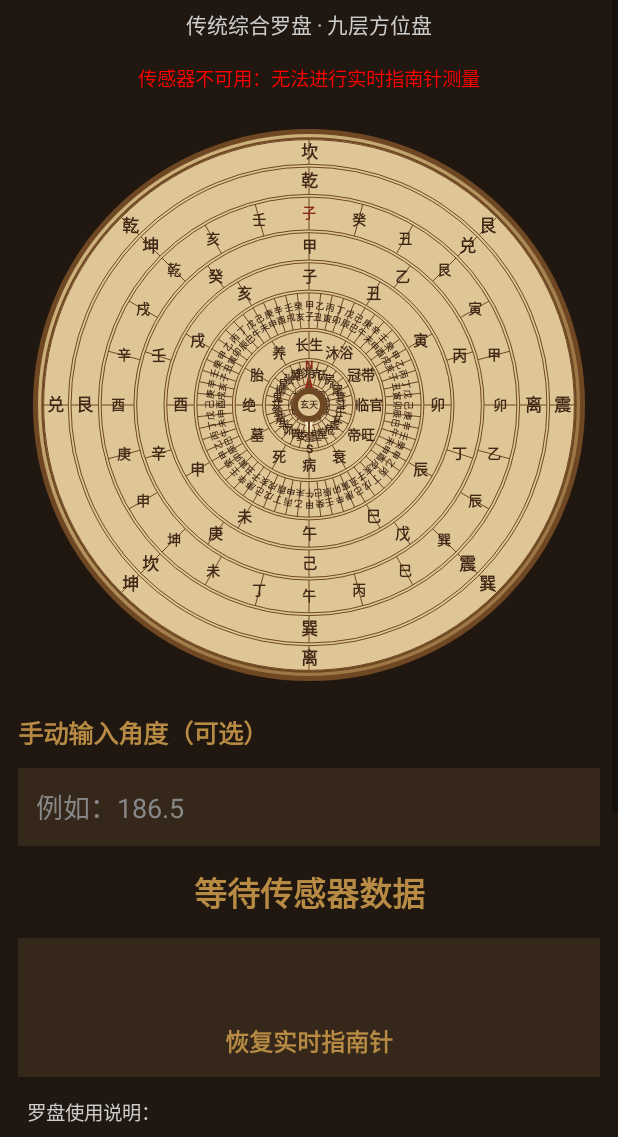
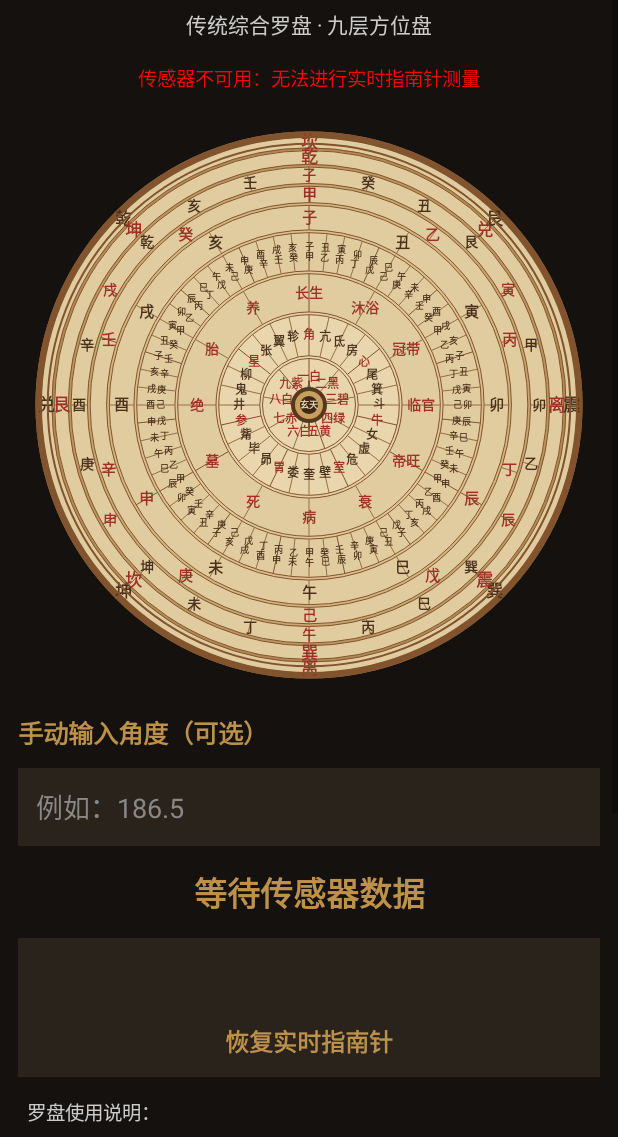
Before and after one commit to HanGDK1688/XuanTian-Compass, an Android app: the ResidenceDirectionActivity screen opened directly, with no data from a screen before it, on a phone screen of 412 x 824 dp, the part 99-1236 px from its top. Run offline under Robolectric (Android 15) with nearby library versions, the phone set to English and light mode, and no system bars.

Commit message:
Refactor compass drawing logic and color scheme
Updated color values and improved drawing methods for the compass dial. Enhanced text display and adjusted layout for better visual clarity.

```diff
--- a/app/src/main/java/com/xuantian/compass/ResidenceDirectionActivity.java
+++ b/app/src/main/java/com/xuantian/compass/ResidenceDirectionActivity.java
@@ -6,9 +6,10 @@ import android.graphics.Canvas;
 import android.graphics.Color;
 import android.graphics.Paint;
 import android.graphics.Path;
-import android.graphics.Typeface;
+import android.graphics.RectF;
 import android.graphics.RadialGradient;
 import android.graphics.Shader;
+import android.graphics.Typeface;
 import android.view.Gravity;
 import android.view.View;
 import android.widget.EditText;
@@ -49,9 +50,9 @@ public class ResidenceDirectionActivity extends Activity
     private double currentAngle = 0;
     private boolean manualMode = false;
 
-    private final int gold = Color.rgb(184, 139, 68);
-    private final int background = Color.rgb(31, 23, 16);
-    private final int panel = Color.rgb(53, 40, 27);
+    private final int gold = Color.rgb(190, 145, 75);
+    private final int background = Color.rgb(20, 17, 14);
+    private final int panel = Color.rgb(42, 35, 28);
     private final int white = Color.WHITE;
     private final int gray = Color.LTGRAY;
 
@@ -125,7 +126,8 @@ public class ResidenceDirectionActivity extends Activity
         if (event.sensor.getType() == Sensor.TYPE_ACCELEROMETER) {
             lowPassFilter(event.values, gravityValues, !hasGravity);
             hasGravity = true;
-        } else if (event.sensor.getType() == Sensor.TYPE_MAGNETIC_FIELD) {
+        } else if (event.sensor.getType()
+                == Sensor.TYPE_MAGNETIC_FIELD) {
             lowPassFilter(event.values, magneticValues, !hasMagnetic);
             hasMagnetic = true;
         }
@@ -290,14 +292,16 @@ public class ResidenceDirectionActivity extends Activity
 
         TextView note = new TextView(this);
         note.setText(
-                "罗盘使用说明：\n\n" +
-                "1. 手机顶部所指方向为当前测量方向。\n" +
-                "2. 0°代表磁北，角度顺时针增加。\n" +
-                "3. 红色磁针端代表磁北，白色端代表磁南。\n" +
-                "4. 二十四山每山15°，用于基础方位识别。\n" +
-                "5. 六十甲子圈为分区展示，不代表完整择日盘式。\n" +
-                "6. 十二长生、二十八宿及九星目前为基础展示，尚未完成流派精确排布。\n" +
-                "7. 本页尚未校正磁偏角，不能直接代替专业住宅坐向测量。");
+                "罗盘使用说明：\n\n"
+                + "1. 手机顶部所指方向为当前测量方向。\n"
+                + "2. 0°代表磁北，角度顺时针增加。\n"
+                + "3. 红色磁针端代表磁北，白色端代表磁南。\n"
+                + "4. 二十四山每山15°，用于基础方位识别。\n"
+                + "5. 六十甲子每格6°，本页作传统分区示意。\n"
+                + "6. 十二长生、二十八宿及九星目前为分区示意，"
+                + "尚未实现各流派的精确排布。\n"
+                + "7. 本页尚未校正磁偏角，不能直接代替专业住宅坐向测量。"
+        );
         note.setTextColor(gray);
         note.setTextSize(13);
         note.setLineSpacing(dp(5), 1f);
@@ -380,10 +384,10 @@ public class ResidenceDirectionActivity extends Activity
         directionText.setText(
                 String.format(
                         Locale.CHINA,
-                        "当前方位角：%.2f°\n" +
-                        "当前二十四山：%s山\n\n" +
-                        "相反方向角度：%.2f°\n" +
-                        "相反方向二十四山：%s山",
+                        "当前方位角：%.2f°\n"
+                        + "当前二十四山：%s山\n\n"
+                        + "相反方向角度：%.2f°\n"
+                        + "相反方向二十四山：%s山",
                         normalizedAngle,
                         mountain,
                         oppositeAngle,
@@ -435,17 +439,22 @@ public class ResidenceDirectionActivity extends Activity
                         .getDisplayMetrics().density + 0.5f);
     }
 
+    /**
+     * 仿古九层综合罗盘绘制区域
+     */
     private class CompassDialView extends View {
 
         private final Paint paint =
                 new Paint(Paint.ANTI_ALIAS_FLAG);
 
-        private final int paper = Color.rgb(202, 174, 119);
-        private final int paperLight = Color.rgb(222, 198, 151);
-        private final int paperDark = Color.rgb(157, 119, 69);
-        private final int ink = Color.rgb(65, 40, 23);
-        private final int bronze = Color.rgb(111, 72, 35);
-        private final int redInk = Color.rgb(137, 38, 26);
+        private final int paperCenter = Color.rgb(240, 224, 189);
+        private final int paperMiddle = Color.rgb(217, 189, 134);
+        private final int paperEdge = Color.rgb(167, 122, 69);
+
+        private final int ink = Color.rgb(73, 48, 28);
+        private final int darkInk = Color.rgb(51, 37, 26);
+        private final int redInk = Color.rgb(158, 48, 38);
+        private final int bronze = Color.rgb(129, 84, 46);
 
         private final String[] baguaLater = {
                 "坎", "艮", "震", "巽",
@@ -542,71 +551,85 @@ public class ResidenceDirectionActivity extends Activity
             float cy = getHeight() / 2f;
             float radius = Math.min(width, getHeight()) * 0.47f;
 
-            // 仿古宣纸渐变底色
+            drawPaperBackground(canvas, cx, cy, radius);
+
+            canvas.save();
+            canvas.rotate((float) -selectedAngle, cx, cy);
+
+            // 外侧四圈：越靠外越窄
+            drawRing(canvas, cx, cy, radius,
+                    0.94f, 0.98f, baguaLater, 8, ink, 11);
+
+            drawRing(canvas, cx, cy, radius,
+                    0.88f, 0.93f, baguaEarlier, 8, redInk, 11);
+
+            drawRing(canvas, cx, cy, radius,
+                    0.81f, 0.87f, mountains, 24, ink, 9);
+
+            drawRing(canvas, cx, cy, radius,
+                    0.74f, 0.80f, stems, 10, redInk, 10);
+
+            // 中心五圈：越靠中心越宽
+            drawRing(canvas, cx, cy, radius,
+                    0.64f, 0.73f, branches, 12, ink, 10);
+
+            drawRing(canvas, cx, cy, radius,
+                    0.49f, 0.63f, sixtyJiaZi, 60, darkInk, 6);
+
+            drawRing(canvas, cx, cy, radius,
+                    0.34f, 0.48f, twelveStages, 12, redInk, 9);
+
+            drawRing(canvas, cx, cy, radius,
+                    0.18f, 0.33f, twentyEightMansions,
+                    28, ink, 8);
+
+            drawRing(canvas, cx, cy, radius,
+                    0.035f, 0.17f, nineStars, 9, redInk, 8);
+
+            canvas.restore();
+
+            drawNorthSouthNeedle(canvas, cx, cy, radius);
+            drawCenterAxis(canvas, cx, cy);
+
+            paint.setStyle(Paint.Style.STROKE);
+            paint.setStrokeWidth(dp(1));
+            paint.setColor(bronze);
+            canvas.drawCircle(cx, cy, radius * 0.98f, paint);
+            canvas.drawCircle(cx, cy, radius * 0.955f, paint);
             paint.setStyle(Paint.Style.FILL);
+        }
+
+        private void drawPaperBackground(
+                Canvas canvas,
+                float cx,
+                float cy,
+                float radius) {
+
+            paint.setStyle(Paint.Style.FILL);
+
             paint.setShader(new RadialGradient(
-                    cx - radius * 0.18f,
-                    cy - radius * 0.20f,
-                    radius * 1.15f,
+                    cx, cy, radius,
                     new int[]{
-                            paperLight,
-                            paper,
-                            paperDark
+                            paperCenter,
+                            paperMiddle,
+                            paperEdge
                     },
-                    new float[]{0f, 0.72f, 1f},
+                    new float[]{0f, 0.70f, 1f},
                     Shader.TileMode.CLAMP));
 
             canvas.drawCircle(cx, cy, radius, paint);
             paint.setShader(null);
 
-            // 外缘双层旧铜边框
             paint.setStyle(Paint.Style.STROKE);
+            paint.setStrokeWidth(dp(4));
             paint.setColor(bronze);
-            paint.setStrokeWidth(dp(3));
-            canvas.drawCircle(cx, cy, radius, paint);
+            canvas.drawCircle(cx, cy, radius - dp(2), paint);
 
             paint.setStrokeWidth(dp(1));
-            canvas.drawCircle(cx, cy, radius * 0.975f, paint);
+            paint.setColor(Color.rgb(91, 58, 32));
+            canvas.drawCircle(cx, cy, radius - dp(5), paint);
 
-            canvas.save();
-            canvas.rotate((float) -selectedAngle, cx, cy);
-
-            drawRing(canvas, cx, cy, radius,
-                    0.88f, 0.97f, baguaLater, 8, 11);
-
-            drawRing(canvas, cx, cy, radius,
-                    0.77f, 0.87f, baguaEarlier, 8, 11);
-
-            drawRing(canvas, cx, cy, radius,
-                    0.64f, 0.76f, mountains, 24, 9);
-
-            drawRing(canvas, cx, cy, radius,
-                    0.53f, 0.63f, stems, 10, 10);
-
-            drawRing(canvas, cx, cy, radius,
-                    0.42f, 0.52f, branches, 12, 10);
-
-            // 加宽六十甲子圈
-            drawSixtyJiaZiRing(canvas, cx, cy, radius,
-                    0.28f, 0.41f);
-
-            // 加宽十二长生圈
-            drawRing(canvas, cx, cy, radius,
-                    0.17f, 0.27f, twelveStages, 12, 9);
-
-            // 加宽二十八宿圈
-            drawRing(canvas, cx, cy, radius,
-                    0.075f, 0.16f, twentyEightMansions, 28, 7);
-
-            // 九星圈
-            drawRing(canvas, cx, cy, radius,
-                    0.025f, 0.065f, nineStars, 9, 6);
-
-            canvas.restore();
-
-            // 缩短磁针，减少对中心圈层的遮挡
-            drawNorthSouthNeedle(canvas, cx, cy, radius);
-            drawCenterAxis(canvas, cx, cy);
+            paint.setStyle(Paint.Style.FILL);
         }
 
         private void drawRing(
@@ -618,23 +641,31 @@ public class ResidenceDirectionActivity extends Activity
                 float outerRatio,
                 String[] labels,
                 int divisions,
+                int textColor,
                 float textSizeDp) {
 
             float inner = radius * innerRatio;
             float outer = radius * outerRatio;
             float middle = (inner + outer) / 2f;
+            float bandWidth = outer - inner;
 
-            paint.setStyle(Paint.Style.FILL);
-            paint.setColor(paperLight);
-            canvas.drawCircle(cx, cy, outer, paint);
+            // 用环形描边填充圈层，不覆盖其他圈层
+            paint.setStyle(Paint.Style.STROKE);
+            paint.setStrokeWidth(bandWidth);
+            paint.setColor(
+                    innerRatio < 0.20f
+                            ? Color.rgb(233, 214, 174)
+                            : Color.rgb(225, 204, 160));
 
-            paint.setStyle(Paint.Style.STROKE);
-            paint.setStrokeWidth(dp(0.9f));
+            canvas.drawCircle(cx, cy, middle, paint);
+
+            // 圈层边界
+            paint.setStrokeWidth(dp(0.8f));
             paint.setColor(bronze);
-
             canvas.drawCircle(cx, cy, inner, paint);
             canvas.drawCircle(cx, cy, outer, paint);
 
+            // 分隔线
             for (int i = 0; i < divisions; i++) {
                 double angle = Math.toRadians(
                         i * 360.0 / divisions - 90);
@@ -648,13 +679,23 @@ public class ResidenceDirectionActivity extends Activity
                 float y2 = cy
                         + (float) Math.sin(angle) * outer;
 
+                paint.setStrokeWidth(
+                        divisions >= 60 ? dp(0.35f) : dp(0.65f));
+
+                paint.setColor(
+                        i % 4 == 0 ? bronze
+                                : Color.rgb(151, 111, 65));
+
                 canvas.drawLine(x1, y1, x2, y2, paint);
             }
 
+            // 文字
             paint.setStyle(Paint.Style.FILL);
-            paint.setTypeface(Typeface.DEFAULT_BOLD);
+            paint.setTypeface(Typeface.create(
+                    "serif", Typeface.BOLD));
             paint.setTextAlign(Paint.Align.CENTER);
             paint.setTextSize(dp(textSizeDp));
+            paint.setColor(textColor);
 
             for (int i = 0; i < labels.length; i++) {
                 double angle = Math.toRadians(
@@ -665,85 +706,55 @@ public class ResidenceDirectionActivity extends Activity
                 float ty = cy
                         + (float) Math.sin(angle) * middle;
 
+                if (divisions == 60) {
+                    // 六十甲子两个字沿径向分开，减少拥挤
+                    drawRadialPair(
+                            canvas, labels[i], tx, ty,
+                            angle, dp(6));
+                } else {
                     paint.setColor(
-                        (i == 0 && labels.length == 24)
-                                ? redInk : ink);
+                            (i % 4 == 0) ? redInk : textColor);
 
                     canvas.drawText(
                             labels[i],
                             tx,
-                        ty + dp(textSizeDp) * 0.35f,
+                            ty + paint.getTextSize() * 0.35f,
                             paint);
                 }
             }
-
-        private void drawSixtyJiaZiRing(
-                Canvas canvas,
-                float cx,
-                float cy,
-                float radius,
-                float innerRatio,
-                float outerRatio) {
-
-            float inner = radius * innerRatio;
-            float outer = radius * outerRatio;
-            float middle = (inner + outer) / 2f;
-
-            paint.setStyle(Paint.Style.FILL);
-            paint.setColor(paperLight);
-            canvas.drawCircle(cx, cy, outer, paint);
-
-            paint.setStyle(Paint.Style.STROKE);
-            paint.setStrokeWidth(dp(0.7f));
-            paint.setColor(bronze);
-
-            canvas.drawCircle(cx, cy, inner, paint);
-            canvas.drawCircle(cx, cy, outer, paint);
-
-            for (int i = 0; i < 60; i++) {
-                double angle = Math.toRadians(i * 6.0 - 90);
-
-                float x1 = cx
-                        + (float) Math.cos(angle) * inner;
-                float y1 = cy
-                        + (float) Math.sin(angle) * inner;
-                float x2 = cx
-                        + (float) Math.cos(angle) * outer;
-                float y2 = cy
-                        + (float) Math.sin(angle) * outer;
-
-                canvas.drawLine(x1, y1, x2, y2, paint);
         }
 
-            paint.setStyle(Paint.Style.FILL);
-            paint.setTypeface(Typeface.DEFAULT_BOLD);
+        private void drawRadialPair(
+                Canvas canvas,
+                String label,
+                float tx,
+                float ty,
+                double angle,
+                float size) {
+
+            paint.setTextSize(size);
+            paint.setColor(ink);
             paint.setTextAlign(Paint.Align.CENTER);
-            paint.setTextSize(dp(6));
-            paint.setColor(ink);
 
-            for (int i = 0; i < sixtyJiaZi.length; i++) {
-                double angle = Math.toRadians(i * 6.0 - 90);
+            String first = label.substring(0, 1);
+            String second = label.substring(1);
 
-                float tx = cx
-                        + (float) Math.cos(angle) * middle;
-                float ty = cy
-                        + (float) Math.sin(angle) * middle;
+            float offset = dp(3.2f);
 
-                String first = sixtyJiaZi[i].substring(0, 1);
-                String second = sixtyJiaZi[i].substring(1, 2);
-
-                canvas.save();
-                canvas.rotate(
-                        (float) Math.toDegrees(angle) + 90,
-                        tx, ty);
+            float dx = (float) Math.cos(angle) * offset;
+            float dy = (float) Math.sin(angle) * offset;
 
             canvas.drawText(
-                        first, tx, ty - dp(1), paint);
+                    first,
+                    tx - dx,
+                    ty - dy + size * 0.35f,
+                    paint);
+
             canvas.drawText(
-                        second, tx, ty + dp(6), paint);
-
-                canvas.restore();
-            }
+                    second,
+                    tx + dx,
+                    ty + dy + size * 0.35f,
+                    paint);
         }
 
         private void drawNorthSouthNeedle(
@@ -752,8 +763,8 @@ public class ResidenceDirectionActivity extends Activity
                 float cy,
                 float radius) {
 
-            float length = radius * 0.12f;
-            float halfWidth = dp(5);
+            float length = radius * 0.09f;
+            float halfWidth = dp(4);
 
             Path north = new Path();
             north.moveTo(cx, cy - length);
@@ -762,7 +773,7 @@ public class ResidenceDirectionActivity extends Activity
             north.close();
 
             paint.setStyle(Paint.Style.FILL);
-            paint.setColor(Color.rgb(155, 37, 26));
+            paint.setColor(redInk);
             canvas.drawPath(north, paint);
 
             Path south = new Path();
@@ -771,7 +782,7 @@ public class ResidenceDirectionActivity extends Activity
             south.lineTo(cx + halfWidth, cy);
             south.close();
 
-            paint.setColor(Color.rgb(246, 233, 205));
+            paint.setColor(Color.rgb(239, 230, 207));
             canvas.drawPath(south, paint);
 
             paint.setStyle(Paint.Style.STROKE);
@@ -779,21 +790,13 @@ public class ResidenceDirectionActivity extends Activity
             paint.setColor(bronze);
 
             canvas.drawLine(
-                    cx, cy - length,
-                    cx, cy + length, paint);
+                    cx,
+                    cy - length,
+                    cx,
+                    cy + length,
+                    paint);
 
             paint.setStyle(Paint.Style.FILL);
-            paint.setTextAlign(Paint.Align.CENTER);
-            paint.setTypeface(Typeface.DEFAULT_BOLD);
-            paint.setTextSize(dp(8));
-
-            paint.setColor(redInk);
-            canvas.drawText(
-                    "N", cx, cy - length - dp(2), paint);
-
-            paint.setColor(ink);
-            canvas.drawText(
-                    "S", cx, cy + length + dp(10), paint);
         }
 
         private void drawCenterAxis(
@@ -802,19 +805,16 @@ public class ResidenceDirectionActivity extends Activity
                 float cy) {
 
             paint.setStyle(Paint.Style.FILL);
-            paint.setColor(Color.rgb(111, 73, 37));
-            canvas.drawCircle(cx, cy, dp(11), paint);
+            paint.setColor(Color.rgb(87, 56, 31));
+            canvas.drawCircle(cx, cy, dp(12), paint);
 
-            paint.setColor(paperLight);
-            canvas.drawCircle(cx, cy, dp(8), paint);
+            paint.setColor(Color.rgb(199, 158, 91));
+            canvas.drawCircle(cx, cy, dp(9), paint);
 
-            paint.setStyle(Paint.Style.STROKE);
-            paint.setStrokeWidth(dp(1));
-            paint.setColor(bronze);
-            canvas.drawCircle(cx, cy, dp(8), paint);
+            paint.setColor(Color.rgb(61, 39, 25));
+            canvas.drawCircle(cx, cy, dp(6), paint);
 
-            paint.setStyle(Paint.Style.FILL);
-            paint.setColor(ink);
+            paint.setColor(Color.rgb(239, 220, 180));
             paint.setTextAlign(Paint.Align.CENTER);
             paint.setTextSize(dp(6));
             paint.setTypeface(Typeface.DEFAULT_BOLD);
```
Lines whose indentation alone changed are shown as unchanged.
